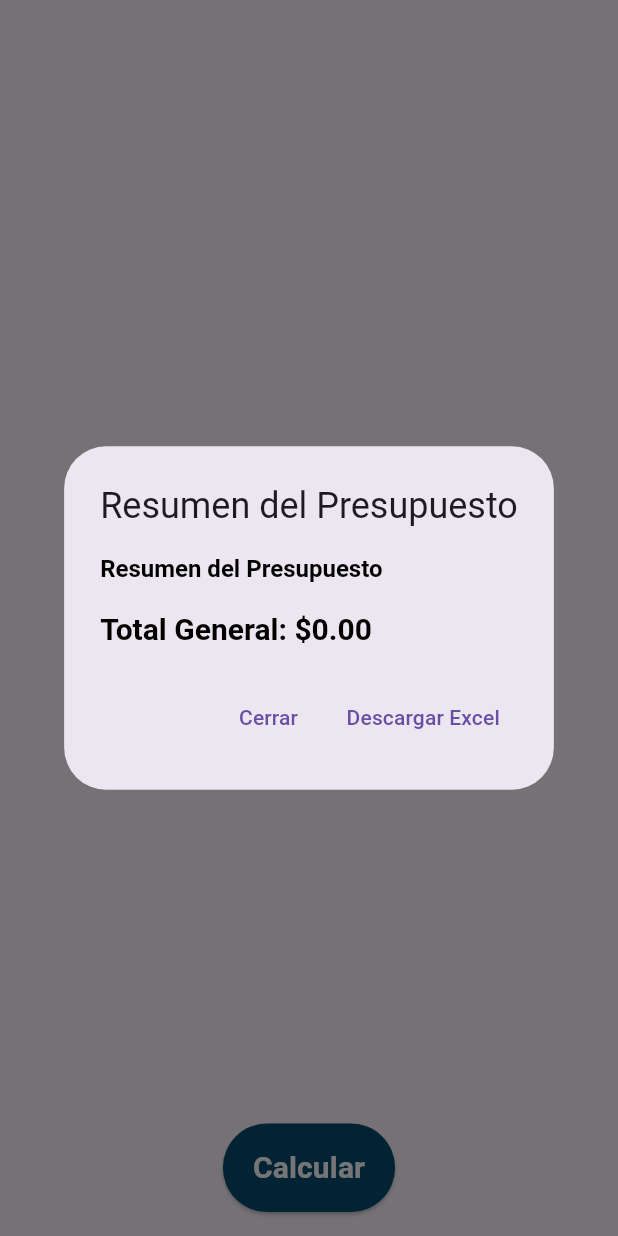
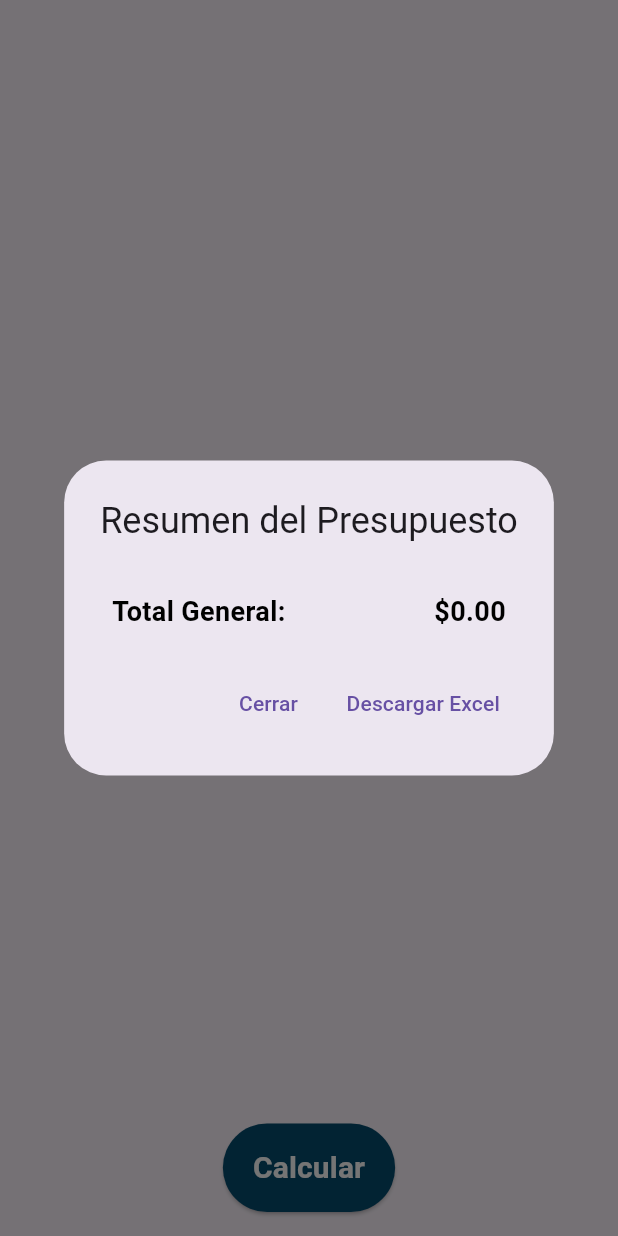
Before and after one commit to MarcoARamirezS/appArquitectos, a Flutter app: the PresSubcatPage screen opened directly with empty values, after a tap on "Calcular", on a phone screen of 412 x 824 dp. Run offline on Flutter 3.47's test engine with Material 3 defaults, Android fonts, the phone set to English and light mode, and no system bars; our stand-ins replace csv, file_picker, flutter_svg, hive, hive_flutter, permission_handler and 2 more; missing offline and left inert: excel; accounts and stored records are empty; project files that could hold a hidden picture were left out.

Commit message:
Mas cambios de las sugerencias agregados

```diff
--- a/apparq/lib/Presupuesto/obra/pres_subcat.dart
+++ b/apparq/lib/Presupuesto/obra/pres_subcat.dart
@@ -223,22 +223,36 @@ class _PresSubcatPageState extends State<PresSubcatPage> {
                                       ),
                                       TableCell(
                                         verticalAlignment: TableCellVerticalAlignment.middle,
+                                        child: Padding(
+                                          padding: const EdgeInsets.all(4.0),
                                           child: TextFormField(
-                                          keyboardType: TextInputType.number,
+                                            keyboardType: const TextInputType.numberWithOptions(decimal: true),
                                             decoration: const InputDecoration(
-                                            border: InputBorder.none,
-                                            contentPadding: EdgeInsets.all(3.0),
+                                              border: OutlineInputBorder(),
+                                              contentPadding: EdgeInsets.symmetric(horizontal: 4.0, vertical: 8.0),
                                             ),
                                             inputFormatters: [
-                                            FilteringTextInputFormatter.allow(RegExp(r'^\d*\.?\d*')),
+                                              FilteringTextInputFormatter.allow(RegExp(r'^\d*\.?\d{0,2}')),
                                             ],
                                             textAlign: TextAlign.center,
-                                          initialValue: producto.cantidad.toString(),
+                                            controller: producto.controller,
+                                            onTap: () {
+                                              producto.controller.selection = TextSelection(
+                                                baseOffset: 0,
+                                                extentOffset: producto.controller.text.length,
+                                              );
+                                            },
                                             onChanged: (String valor) {
+                                              if (valor == ".") {
+                                                valor = "0.";
+                                              }
                                               setState(() {
                                                 producto.cantidad = double.tryParse(valor) ?? 0;
+                                                producto.controller.text = valor;
+                                                producto.controller.selection = TextSelection.fromPosition(TextPosition(offset: producto.controller.text.length));
                                               });
                                             },
+                                          ),
                                         ),
                                       ),
                                       TableCell(
@@ -279,8 +293,9 @@ class _PresSubcatPageState extends State<PresSubcatPage> {
                     return AlertDialog(
                       title: const Text('Resumen del Presupuesto'),
                       content: SingleChildScrollView(
-                        child: RichText(
-                          text: generarResumenTicket(),
+                        child: Padding(
+                          padding: const EdgeInsets.symmetric(horizontal: 8.0),
+                          child: buildResumenPresupuesto(),
                         ),
                       ),
                       actions: [
@@ -461,47 +476,65 @@ class _PresSubcatPageState extends State<PresSubcatPage> {
     );
   }
 
-  TextSpan generarResumenTicket() {
-    List<TextSpan> children = [
-      const TextSpan(text: 'Resumen del Presupuesto\n\n', style: TextStyle(fontWeight: FontWeight.bold)),
-    ];
-
+  Column buildResumenPresupuesto() {
     double totalGeneral = 0.0;
+    List<Widget> children = [];
     List<Categoria?> categoriasConProductos = obtenerCategoriasConProductos();
 
     for (var categoria in categoriasConProductos) {
-      children.add(
-        TextSpan(text: 'Categoría: ${categoria?.nombre}\n', style: const TextStyle(fontWeight: FontWeight.bold))
-      );
-
+      double totalCategoria = 0.0;
       for (var subcategoria in categoria!.subcategorias) {
-        children.add(TextSpan(text: '  - ${subcategoria.nombre}\n'));
-
         for (var producto in subcategoria.productos) {
           double precioTotalProducto = producto.cantidad * producto.precio;
-          totalGeneral += precioTotalProducto;
-          children.add(TextSpan(text: '    * ${producto.nombre} (${producto.cantidad} ${producto.unidad}) - \$${precioTotalProducto.toStringAsFixed(2)}\n'));
+          totalCategoria += precioTotalProducto;
         }
       }
-
-      children.add(const TextSpan(text: '\n'));
+      final formattedCategoria = NumberFormat.currency(locale: 'es_MX', symbol: '\$').format(totalCategoria);
+      children.add(
+        Padding(
+          padding: const EdgeInsets.symmetric(vertical: 4.0),
+          child: Row(
+            crossAxisAlignment: CrossAxisAlignment.start,
+            children: [
+              Expanded(
+                child: Column(
+                  crossAxisAlignment: CrossAxisAlignment.start,
+                  children: [
+                    Text('${categoria.nombre}: ', style: const TextStyle(fontWeight: FontWeight.bold), ),
+                  ],
+                ),
+              ),
+              Align(
+                alignment: Alignment.topRight,
+                child: Text(formattedCategoria, style: const TextStyle(color: Colors.black), textAlign: TextAlign.right, ),
+              ),
+            ],
+          ),
+        ),
+      );
+      totalGeneral += totalCategoria;
     }
 
     final formattedTotal = NumberFormat.currency(locale: 'es_MX', symbol: '\$').format(totalGeneral);
-    print('Total General: $totalGeneral');
+    children.add(
+      Padding(
+        padding: const EdgeInsets.only(top: 16.0),
+        child: Row(
+          mainAxisAlignment: MainAxisAlignment.spaceBetween,
+          children: [
+            const Text('Total General: ', style: TextStyle(fontWeight: FontWeight.bold, fontSize: 18, color: Colors.black), ),
+            Text(formattedTotal, style: const TextStyle(fontWeight: FontWeight.bold, fontSize: 18, color: Colors.black),
+            ),
+          ],
+        ),
+      ),
+    );
 
-    children.add(TextSpan(
-      text: 'Total General: $formattedTotal',
-      style: const TextStyle(
-        color: Colors.black,
-        fontWeight: FontWeight.bold,
-        fontSize: 20,
-      ),
-    ));
-
-    return TextSpan(style: const TextStyle(fontSize: 16, color: Colors.black), children: children);
+    return Column(
+      crossAxisAlignment: CrossAxisAlignment.start,
+      children: children,
+    );
   }
-
 
 
   List<Categoria?> obtenerCategoriasConProductos() {
@@ -567,6 +600,7 @@ class Producto {
   final String unidad;
   double cantidad;
   final double precio;
+  TextEditingController controller;
 
   Producto({
     required this.clave,
@@ -574,5 +608,5 @@ class Producto {
     required this.unidad,
     required this.precio,
     required this.cantidad,
-  });
+  }) : controller = TextEditingController(text: cantidad.toStringAsFixed(2));
 }
```
Lines whose indentation alone changed are shown as unchanged.
